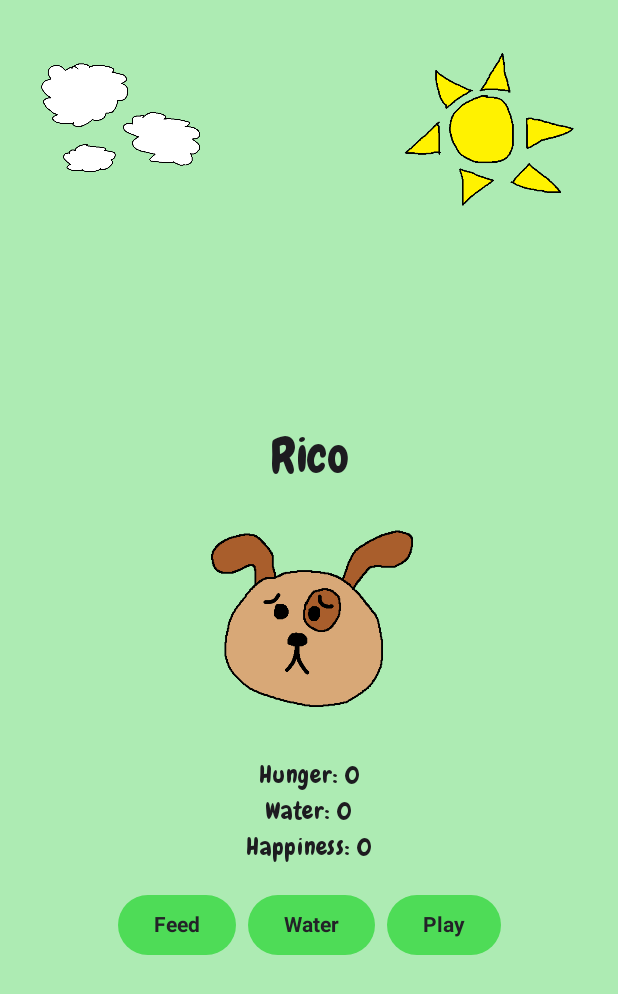
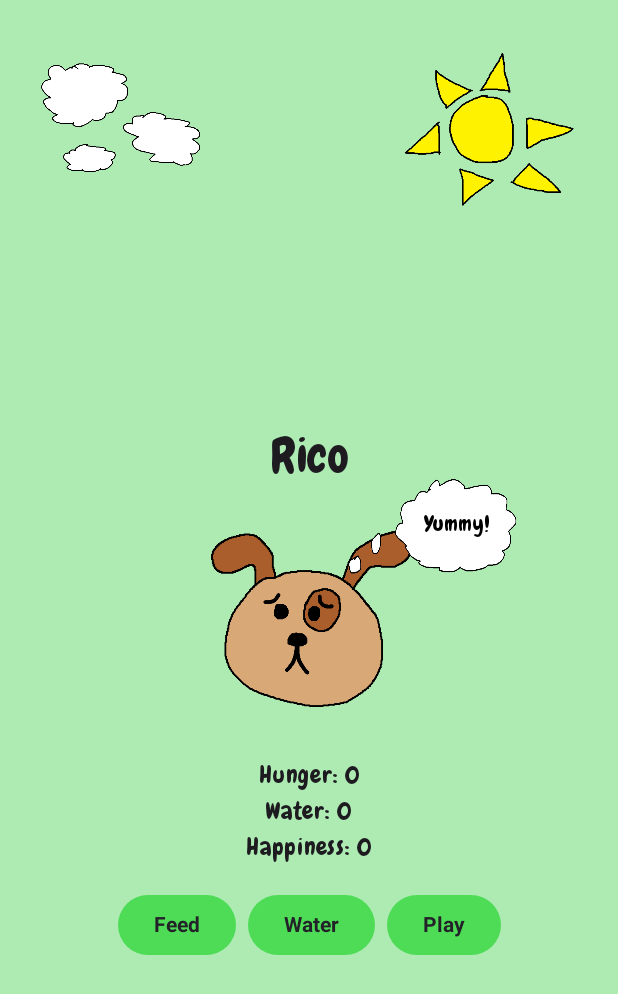
Before and after one commit to ASpoonfulOfSalt/tamagotchi-app, an Android app built with Jetpack Compose: the composable HomeScreen shown on its own in the app's theme, after a tap on "Feed", on a phone screen of 412 x 824 dp. Shown: the top 994 px of the screen. Run offline under Robolectric (Android 15) with nearby library versions, the light colour scheme and no system bars; our stand-ins replace Room's generated code.

Commit message:
Tamagotchi Speech Bubble

```diff
--- a/app/src/main/kotlin/com/cse/tamagotchi/ui/HomeScreen.kt
+++ b/app/src/main/kotlin/com/cse/tamagotchi/ui/HomeScreen.kt
@@ -10,6 +10,7 @@ import androidx.compose.runtime.saveable.rememberSaveable
 import androidx.compose.ui.Alignment
 import androidx.compose.ui.Modifier
 import androidx.compose.ui.graphics.Color
+import androidx.compose.ui.layout.ContentScale
 import androidx.compose.ui.res.painterResource
 import androidx.compose.ui.unit.dp
 import androidx.lifecycle.compose.collectAsStateWithLifecycle
@@ -36,6 +37,28 @@ fun produceIsNightState(): State<Boolean> {
         }
     }
 }
+
+@Composable
+fun SpeechBubble(message: String, modifier: Modifier = Modifier) {
+    Box(
+        modifier = modifier.size(120.dp, 80.dp), // Adjust size as needed
+        contentAlignment = Alignment.Center
+    ) {
+        Image(
+            painter = painterResource(id = R.drawable.ic_thought_bubble),
+            contentDescription = "Thought bubble",
+            modifier = Modifier.fillMaxSize(),
+            contentScale = ContentScale.FillBounds // Stretches the bubble to fill the Box
+        )
+        Text(
+            text = message,
+            color = Color.Black, // Set text color to contrast with the bubble
+            style = MaterialTheme.typography.bodyMedium,
+            modifier = Modifier.padding(bottom = 8.dp, start = 35.dp) // Adjust padding to center text in your bubble png
+        )
+    }
+}
+
 
 @OptIn(ExperimentalMaterial3Api::class)
 @Composable
@@ -139,6 +162,8 @@ fun HomeScreen(viewModel: TamagotchiViewModel, isDarkMode: Boolean) {
 
                     Spacer(Modifier.height(8.dp))
 
+                    // --- Box to contain Pet and Speech Bubble ---
+                    Box(contentAlignment = Alignment.Center) {
                         Crossfade(targetState = tamagotchi.expression, label = "pet-expression") {
                                 expression ->
                             Image(
@@ -153,6 +178,21 @@ fun HomeScreen(viewModel: TamagotchiViewModel, isDarkMode: Boolean) {
                                 modifier = Modifier.size(160.dp)
                             )
                         }
+
+                        // --- Speech Bubble (no animation) ---
+                        // THIS IS THE CORRECTED BLOCK
+                        val speechMessage = uiState.speechBubbleMessage
+                        if (speechMessage != null) {
+                            Box(
+                                modifier = Modifier
+                                    .align(Alignment.TopEnd) // Align to top-right of the parent Box
+                                    .offset(x = 60.dp, y = (-20).dp) // Adjust position
+                            ) {
+                                SpeechBubble(message = speechMessage)
+                            }
+                        }
+                    }
+                    // --- End Pet and Speech Bubble Box ---
 
                     Spacer(Modifier.height(12.dp))
 
--- a/app/src/main/kotlin/com/cse/tamagotchi/viewmodel/TamagotchiUiState.kt
+++ b/app/src/main/kotlin/com/cse/tamagotchi/viewmodel/TamagotchiUiState.kt
@@ -7,5 +7,6 @@ data class TamagotchiUiState(
     val tamagotchi: Tamagotchi = Tamagotchi(),
     val inventory: List<StoreItem> = emptyList(),
     val isLoading: Boolean = true,
-    val userMessage: String? = null
+    val userMessage: String? = null,
+    val speechBubbleMessage: String? = null
 )
--- a/app/src/main/kotlin/com/cse/tamagotchi/viewmodel/TamagotchiViewModel.kt
+++ b/app/src/main/kotlin/com/cse/tamagotchi/viewmodel/TamagotchiViewModel.kt
@@ -11,6 +11,7 @@ import kotlinx.coroutines.flow.asStateFlow
 import kotlinx.coroutines.flow.combine
 import kotlinx.coroutines.flow.update
 import kotlinx.coroutines.launch
+import kotlinx.coroutines.delay
 
 class TamagotchiViewModel(
     private val repo: TamagotchiRepository,
@@ -39,11 +40,11 @@ class TamagotchiViewModel(
         }
     }
 
-    fun feedPet() = useItem("Apple") { it.feed() }
+    fun feedPet() = useItem("Apple", "Yummy!") { it.feed() }
 
-    fun hydratePet() = useItem("Water") { it.hydrate() }
+    fun hydratePet() = useItem("Water", "Refreshing!") { it.hydrate() }
 
-    fun playPet() = useItem("Ball") { it.play() }
+    fun playPet() = useItem("Ball", "So fun!") { it.play() }
 
     fun renamePet(newName: String) = viewModelScope.launch {
         val current = _uiState.value.tamagotchi
@@ -55,7 +56,15 @@ class TamagotchiViewModel(
         _uiState.update { it.copy(userMessage = null) }
     }
 
-    private fun useItem(itemName: String, transform: (Tamagotchi) -> Tamagotchi) {
+    private fun showSpeechBubble(message: String) {
+        _uiState.update { it.copy(speechBubbleMessage = message) }
+        viewModelScope.launch {
+            delay(2500) // The bubble will be visible for 2.5 seconds
+            _uiState.update { it.copy(speechBubbleMessage = null) }
+        }
+    }
+
+    private fun useItem(itemName: String, speechMessage: String, transform: (Tamagotchi) -> Tamagotchi) {
         viewModelScope.launch {
             if (_uiState.value.isLoading) return@launch
 
@@ -65,6 +74,7 @@ class TamagotchiViewModel(
                 val current = _uiState.value.tamagotchi
                 val newT = transform(current)
                 repo.saveTamagotchi(newT)
+                showSpeechBubble(speechMessage) // Show the speech bubble on success
             } else {
                 _uiState.update { it.copy(userMessage = "You don't have any ${itemName}s left!") }
             }
```
Also changed, not shown: app/src/main/res/drawable/ic_thought_bubble.png (added). Lines whose indentation alone changed are shown as unchanged.
